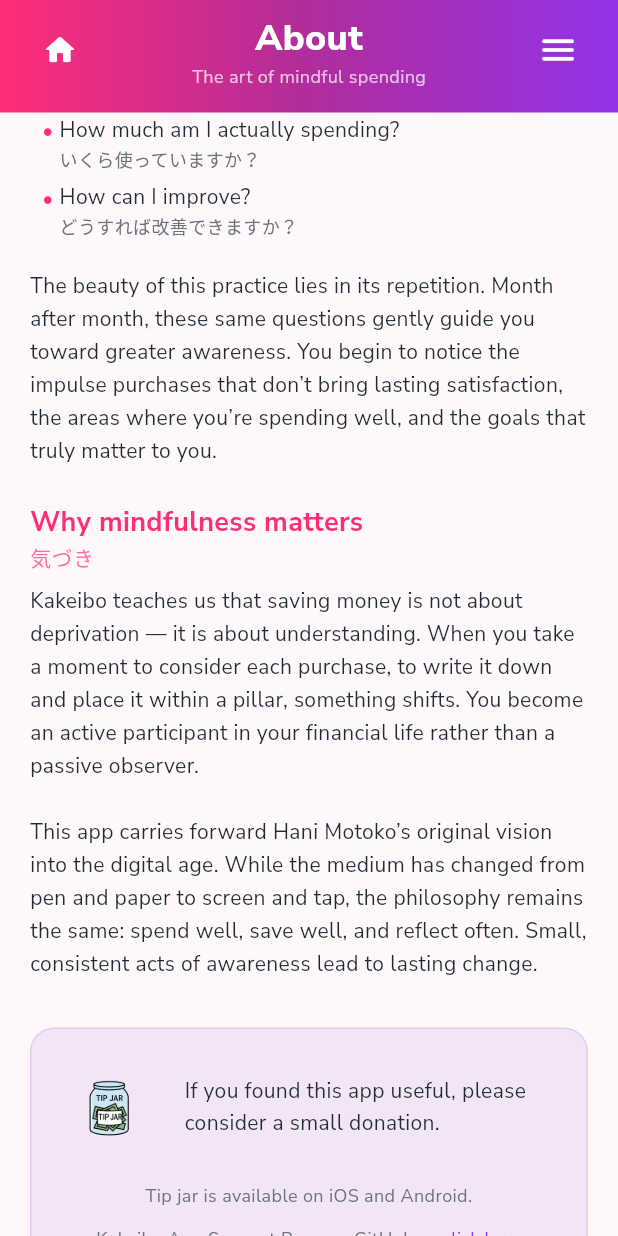
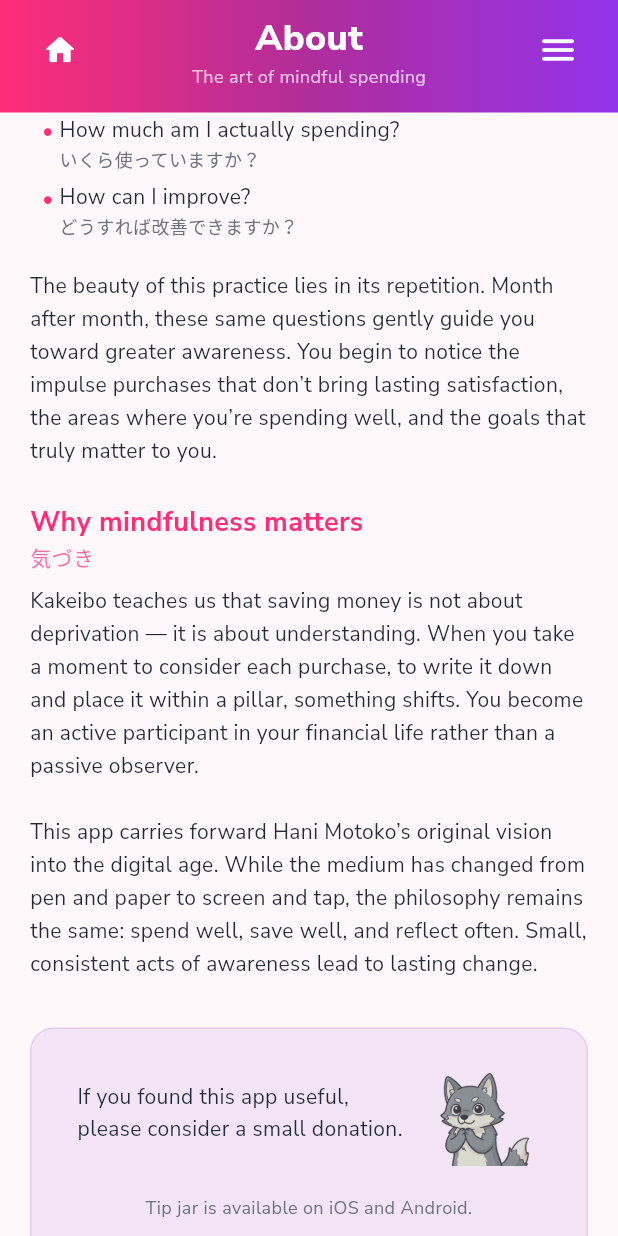
Before and after one commit to bradymd/kakeibo, a Flutter app: the AboutScreen screen opened by its route, scrolled down 1567 dp, on a phone screen of 412 x 824 dp. Run offline on Flutter 3.47's test engine with Material 3 defaults, Android fonts, the phone set to English and light mode, and no system bars; our stand-ins replace drift, flutter_riverpod, freezed_annotation, go_router, google_fonts, in_app_purchase and 1 more; accounts and stored records are empty; generated files the repository leaves out were written again.

Commit message:
Add pleading wolf to tip jar card, remove tip-jar image, centre layout
Co-Authored-By: Claude Opus 4.6 <noreply@anthropic.com>

```diff
--- a/lib/screens/about_screen.dart
+++ b/lib/screens/about_screen.dart
@@ -156,20 +156,22 @@ class AboutScreen extends ConsumerWidget {
             child: Column(
               children: [
                 Row(
+                  mainAxisAlignment: MainAxisAlignment.center,
+                  mainAxisSize: MainAxisSize.min,
                   crossAxisAlignment: CrossAxisAlignment.center,
                   children: [
-                    Image.asset(
-                      'assets/images/tip-jar.png',
-                      width: 72,
-                      height: 72,
-                      fit: BoxFit.contain,
-                    ),
-                    const SizedBox(width: 14),
-                    Expanded(
+                    Flexible(
                       child: Text(
-                        'If you found this app useful, please consider a small donation.',
+                        'If you found this app useful,\nplease consider a small donation.',
                         style: AppTextStyles.body.copyWith(height: 1.5),
                       ),
+                    ),
+                    const SizedBox(width: 12),
+                    Image.asset(
+                      'assets/images/wolf-please.png',
+                      width: 80,
+                      height: 80,
+                      fit: BoxFit.contain,
                     ),
                   ],
                 ),
--- a/pubspec.yaml
+++ b/pubspec.yaml
@@ -43,3 +43,4 @@ flutter:
     - assets/images/pig-overlay.png
     - assets/images/wolf-overlay.png
     - assets/images/tip-jar.png
+    - assets/images/wolf-please.png
```
Also changed, not shown: assets/images/wolf-please.png (added).
